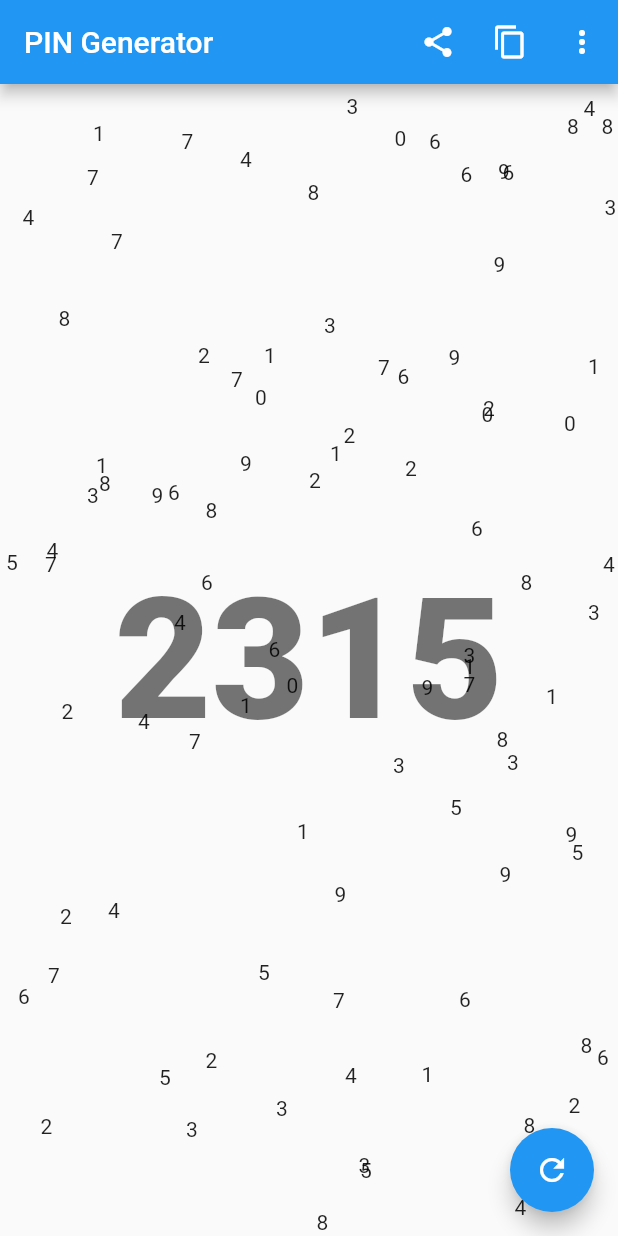
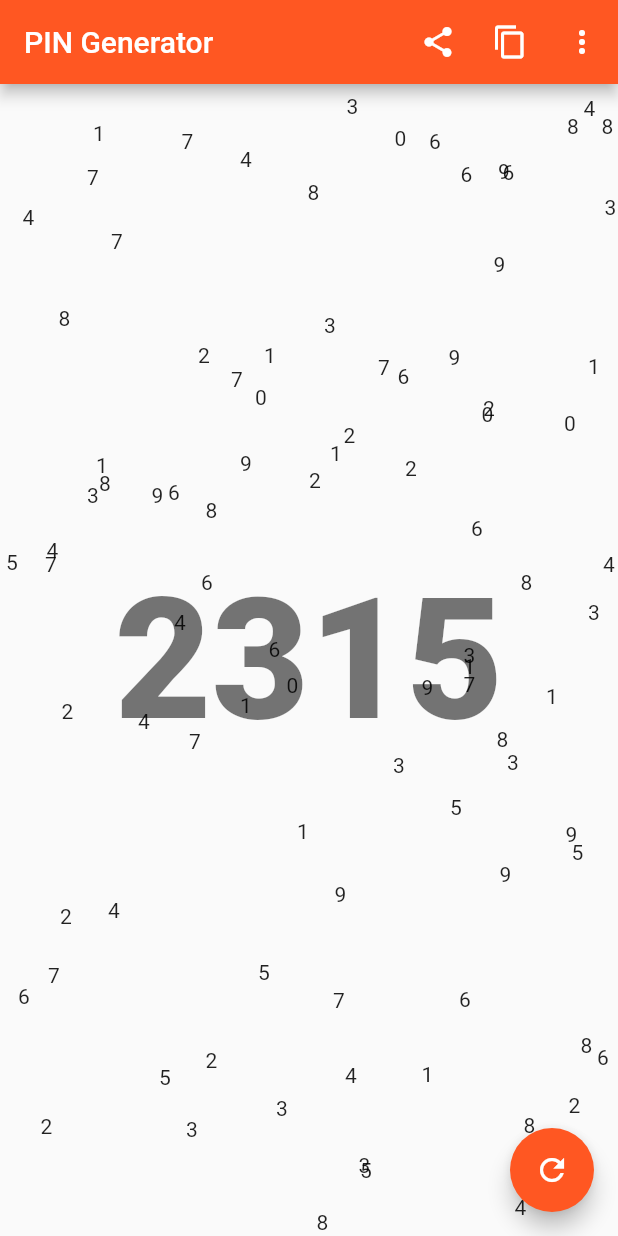
Before and after one commit to devaurelian/pin_generator, a Flutter app: the screen it shows after launch, on a phone screen of 412 x 824 dp. Run offline on Flutter 3.47's test engine with Material 2 defaults, Android fonts, the phone set to English and light mode, and no system bars; our stand-ins replace share, shared_preferences.

Commit message:
Try colors and styles

```diff
--- a/lib/main.dart
+++ b/lib/main.dart
@@ -9,6 +9,20 @@ class PINGeneratorApp extends StatelessWidget {
     return MaterialApp(
       title: 'PIN Generator',
       debugShowCheckedModeBanner: false,
+      theme: ThemeData(
+        primarySwatch: Colors.deepOrange,
+//        accentColor: Colors.redAccent,
+
+        textTheme: TextTheme(
+          display4: Theme.of(context).textTheme.display4.copyWith(
+//            color: Colors.red,
+            fontWeight: FontWeight.w900,
+          ),
+          display3: Theme.of(context).textTheme.display3.copyWith(
+            fontWeight: FontWeight.w900,
+          ),
+        )
+      ),
       home: HomeScreen(title: 'PIN Generator'),
     );
   }
--- a/lib/screens/home.dart
+++ b/lib/screens/home.dart
@@ -149,9 +149,9 @@ class _HomeScreenState extends State<HomeScreen> {
           Center(
             child: Text(
               _pin.toString(),
-              style: Theme.of(context).textTheme.display4.copyWith(
-                    fontWeight: FontWeight.w900,
-                  ),
+              style: _pinDigitCount <= 5
+                  ? Theme.of(context).textTheme.display4
+                  : Theme.of(context).textTheme.display3,
             ),
           ),
         ],
```
